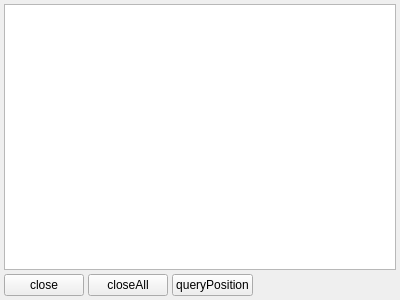
xclxxl414/bftrader, file ctpnow/ui/positionform.ui: the form before one commit.
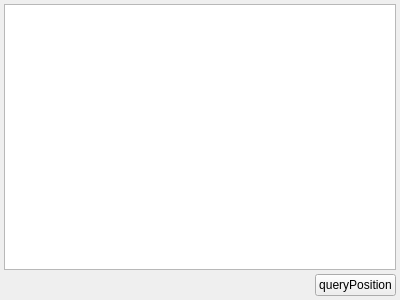
The form after the commit.

The edit to the form file:
```diff
--- a/ctpnow/ui/positionform.ui
+++ b/ctpnow/ui/positionform.ui
@@ -34,27 +34,6 @@
    </item>
    <item>
     <layout class="QHBoxLayout" name="horizontalLayout">
-     <item>
-      <widget class="QPushButton" name="pushButtonClose">
-       <property name="text">
-        <string>close</string>
-       </property>
-      </widget>
-     </item>
-     <item>
-      <widget class="QPushButton" name="pushButtonCloseAll">
-       <property name="text">
-        <string>closeAll</string>
-       </property>
-      </widget>
-     </item>
-     <item>
-      <widget class="QPushButton" name="pushButtonQueryPosition">
-       <property name="text">
-        <string>queryPosition</string>
-       </property>
-      </widget>
-     </item>
      <item>
       <spacer name="horizontalSpacer">
        <property name="orientation">
@@ -68,6 +47,13 @@
        </property>
       </spacer>
      </item>
+     <item>
+      <widget class="QPushButton" name="pushButtonQueryPosition">
+       <property name="text">
+        <string>queryPosition</string>
+       </property>
+      </widget>
+     </item>
     </layout>
    </item>
   </layout>
```
